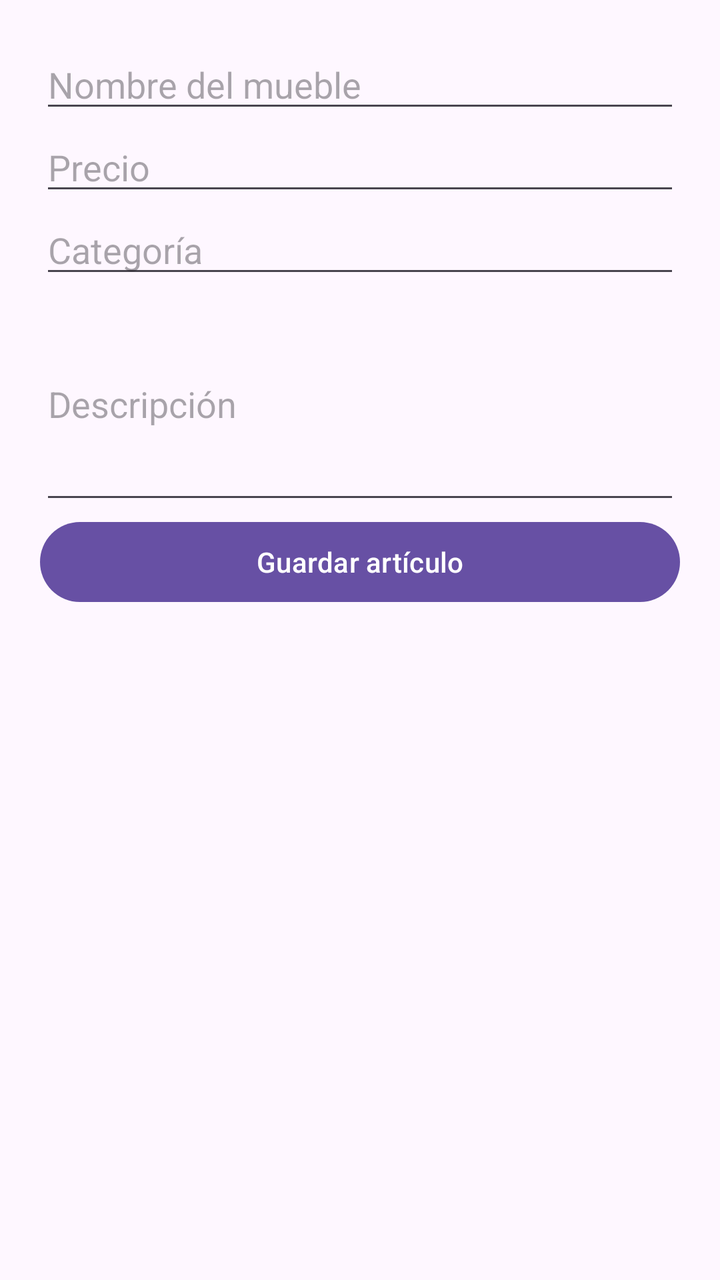
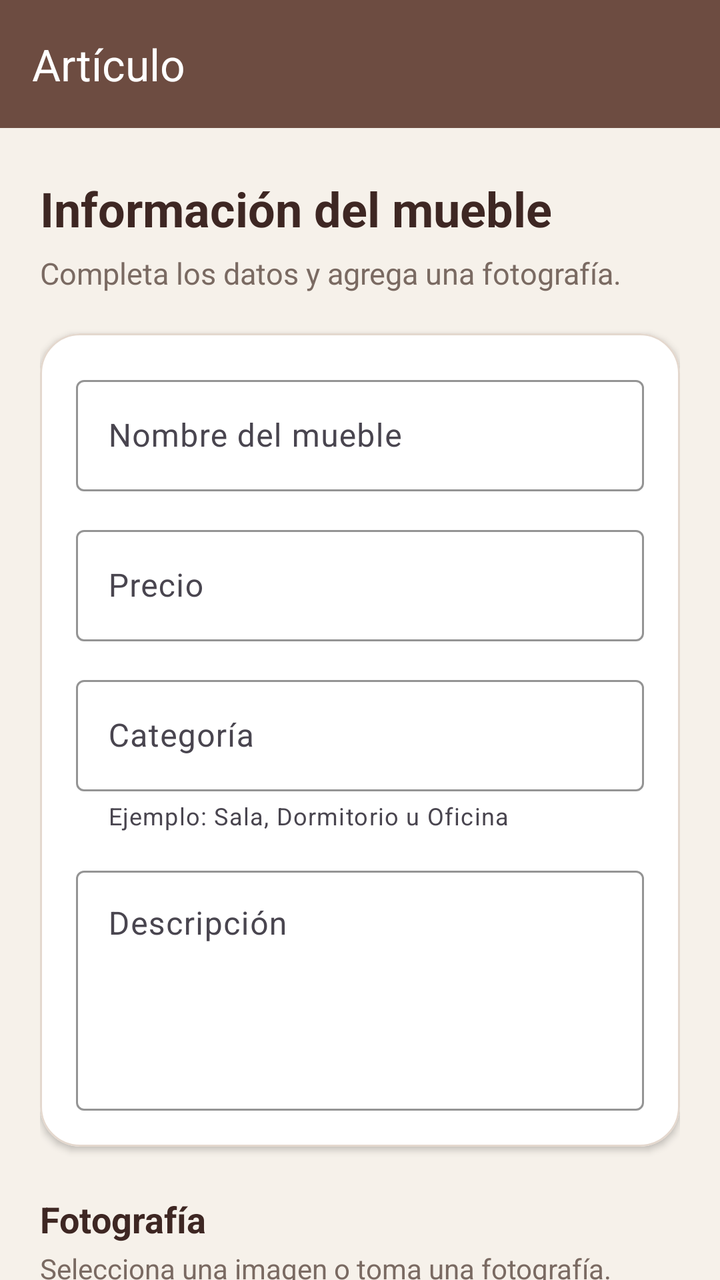

An Android layout rendered at two revisions. The XML below is the earlier revision; the diff shows what the commit changed to produce the second picture.
<!-- AndroidManifest.xml: application theme Theme.MuebleriaApp -->
<!-- res/layout/activity_agregar_articulo.xml -->
<?xml version="1.0" encoding="utf-8"?>
<LinearLayout xmlns:android="http://schemas.android.com/apk/res/android"
    android:id="@+id/main"
    android:layout_width="match_parent"
    android:layout_height="match_parent"
    android:orientation="vertical"
    android:padding="20dp">

    <EditText
        android:id="@+id/edtNombre"
        android:layout_width="match_parent"
        android:layout_height="wrap_content"
        android:hint="Nombre del mueble" />

    <EditText
        android:id="@+id/edtPrecio"
        android:layout_width="match_parent"
        android:layout_height="wrap_content"
        android:hint="Precio"
        android:inputType="numberDecimal" />

    <EditText
        android:id="@+id/edtCategoria"
        android:layout_width="match_parent"
        android:layout_height="wrap_content"
        android:hint="Categoría" />

    <EditText
        android:id="@+id/edtDescripcion"
        android:layout_width="match_parent"
        android:layout_height="113dp"
        android:hint="Descripción" />

    <Button
        android:id="@+id/btnGuardar"
        android:layout_width="match_parent"
        android:layout_height="wrap_content"
        android:text="Guardar artículo" />

</LinearLayout>
<!-- resources referenced by this layout -->
<resources>
  <style name="Theme.MuebleriaApp" parent="Base.Theme.MuebleriaApp" />
  <style name="Base.Theme.MuebleriaApp" parent="Theme.Material3.DayNight.NoActionBar">
          
          
      </style>
</resources>

<!-- the commit's change to res/layout/activity_agregar_articulo.xml (unified diff, before → after) -->
@@ -1,40 +1,246 @@
 <?xml version="1.0" encoding="utf-8"?>
-<LinearLayout xmlns:android="http://schemas.android.com/apk/res/android"
+<androidx.constraintlayout.widget.ConstraintLayout
+    xmlns:android="http://schemas.android.com/apk/res/android"
+    xmlns:app="http://schemas.android.com/apk/res-auto"
     android:id="@+id/main"
     android:layout_width="match_parent"
     android:layout_height="match_parent"
-    android:orientation="vertical"
-    android:padding="20dp">
-
-    <EditText
-        android:id="@+id/edtNombre"
-        android:layout_width="match_parent"
-        android:layout_height="wrap_content"
-        android:hint="Nombre del mueble" />
-
-    <EditText
-        android:id="@+id/edtPrecio"
-        android:layout_width="match_parent"
-        android:layout_height="wrap_content"
-        android:hint="Precio"
-        android:inputType="numberDecimal" />
-
-    <EditText
-        android:id="@+id/edtCategoria"
-        android:layout_width="match_parent"
-        android:layout_height="wrap_content"
-        android:hint="Categoría" />
-
-    <EditText
-        android:id="@+id/edtDescripcion"
-        android:layout_width="match_parent"
-        android:layout_height="113dp"
-        android:hint="Descripción" />
-
-    <Button
-        android:id="@+id/btnGuardar"
-        android:layout_width="match_parent"
-        android:layout_height="wrap_content"
-        android:text="Guardar artículo" />
-
-</LinearLayout>
+    android:background="#F6F1EA">
+
+    <com.google.android.material.appbar.MaterialToolbar
+        android:id="@+id/toolbarAgregar"
+        android:layout_width="0dp"
+        android:layout_height="?attr/actionBarSize"
+        android:background="#6D4C41"
+        app:layout_constraintEnd_toEndOf="parent"
+        app:layout_constraintStart_toStartOf="parent"
+        app:layout_constraintTop_toTopOf="parent"
+        app:title="Artículo"
+        app:titleTextColor="#FFFFFF" />
+
+    <androidx.core.widget.NestedScrollView
+        android:layout_width="0dp"
+        android:layout_height="0dp"
+        android:clipToPadding="false"
+        android:fillViewport="true"
+        app:layout_constraintBottom_toBottomOf="parent"
+        app:layout_constraintEnd_toEndOf="parent"
+        app:layout_constraintStart_toStartOf="parent"
+        app:layout_constraintTop_toBottomOf="@id/toolbarAgregar">
+
+        <LinearLayout
+            android:layout_width="match_parent"
+            android:layout_height="wrap_content"
+            android:orientation="vertical"
+            android:paddingStart="20dp"
+            android:paddingTop="24dp"
+            android:paddingEnd="20dp"
+            android:paddingBottom="32dp">
+
+            <TextView
+                android:layout_width="wrap_content"
+                android:layout_height="wrap_content"
+                android:text="Información del mueble"
+                android:textColor="#3E2723"
+                android:textSize="24sp"
+                android:textStyle="bold" />
+
+            <TextView
+                android:layout_width="match_parent"
+                android:layout_height="wrap_content"
+                android:layout_marginTop="6dp"
+                android:text="Completa los datos y agrega una fotografía."
+                android:textColor="#7A6A62"
+                android:textSize="15sp" />
+
+            <com.google.android.material.card.MaterialCardView
+                android:layout_width="match_parent"
+                android:layout_height="wrap_content"
+                android:layout_marginTop="20dp"
+                app:cardBackgroundColor="#FFFFFF"
+                app:cardCornerRadius="20dp"
+                app:cardElevation="2dp"
+                app:strokeColor="#E4D8CE"
+                app:strokeWidth="1dp">
+
+                <LinearLayout
+                    android:layout_width="match_parent"
+                    android:layout_height="wrap_content"
+                    android:orientation="vertical"
+                    android:padding="18dp">
+
+                    <com.google.android.material.textfield.TextInputLayout
+                        style="@style/Widget.Material3.TextInputLayout.OutlinedBox"
+                        android:layout_width="match_parent"
+                        android:layout_height="wrap_content"
+                        android:hint="Nombre del mueble"
+                        app:boxStrokeColor="#6D4C41">
+
+                        <com.google.android.material.textfield.TextInputEditText
+                            android:id="@+id/edtNombre"
+                            android:layout_width="match_parent"
+                            android:layout_height="wrap_content"
+                            android:inputType="textCapSentences"
+                            android:maxLines="1" />
+
+                    </com.google.android.material.textfield.TextInputLayout>
+
+                    <com.google.android.material.textfield.TextInputLayout
+                        style="@style/Widget.Material3.TextInputLayout.OutlinedBox"
+                        android:layout_width="match_parent"
+                        android:layout_height="wrap_content"
+                        android:layout_marginTop="14dp"
+                        android:hint="Precio"
+                        app:boxStrokeColor="#6D4C41"
+                        app:prefixText="Q  ">
+
+                        <com.google.android.material.textfield.TextInputEditText
+                            android:id="@+id/edtPrecio"
+                            android:layout_width="match_parent"
+                            android:layout_height="wrap_content"
+                            android:inputType="numberDecimal"
+                            android:maxLines="1" />
+
+                    </com.google.android.material.textfield.TextInputLayout>
+
+                    <com.google.android.material.textfield.TextInputLayout
+                        style="@style/Widget.Material3.TextInputLayout.OutlinedBox"
+                        android:layout_width="match_parent"
+                        android:layout_height="wrap_content"
+                        android:layout_marginTop="14dp"
+                        android:hint="Categoría"
+                        app:boxStrokeColor="#6D4C41"
+                        app:helperText="Ejemplo: Sala, Dormitorio u Oficina">
+
+                        <com.google.android.material.textfield.TextInputEditText
+                            android:id="@+id/edtCategoria"
+                            android:layout_width="match_parent"
+                            android:layout_height="wrap_content"
+                            android:inputType="textCapWords"
+                            android:maxLines="1" />
+
+                    </com.google.android.material.textfield.TextInputLayout>
+
+                    <com.google.android.material.textfield.TextInputLayout
+                        style="@style/Widget.Material3.TextInputLayout.OutlinedBox"
+                        android:layout_width="match_parent"
+                        android:layout_height="wrap_content"
+                        android:layout_marginTop="14dp"
+                        android:hint="Descripción"
+                        app:boxStrokeColor="#6D4C41">
+
+                        <com.google.android.material.textfield.TextInputEditText
+                            android:id="@+id/edtDescripcion"
+                            android:layout_width="match_parent"
+                            android:layout_height="wrap_content"
+                            android:gravity="top|start"
+                            android:inputType="textCapSentences|textMultiLine"
+                            android:minHeight="120dp"
+                            android:minLines="4" />
+
+                    </com.google.android.material.textfield.TextInputLayout>
+
+                </LinearLayout>
+
+            </com.google.android.material.card.MaterialCardView>
+
+            <TextView
+                android:layout_width="wrap_content"
+                android:layout_height="wrap_content"
+                android:layout_marginTop="24dp"
+                android:text="Fotografía"
+                android:textColor="#3E2723"
+                android:textSize="18sp"
+                android:textStyle="bold" />
+
+            <TextView
+                android:layout_width="wrap_content"
+                android:layout_height="wrap_content"
+                android:layout_marginTop="3dp"
+                android:text="Selecciona una imagen o toma una fotografía."
+                android:textColor="#7A6A62"
+                android:textSize="14sp" />
+
+            <com.google.android.material.card.MaterialCardView
+                android:layout_width="match_parent"
+                android:layout_height="220dp"
+                android:layout_marginTop="12dp"
+                app:cardBackgroundColor="#E9D8C7"
+                app:cardCornerRadius="20dp"
+                app:cardElevation="0dp"
+                app:strokeColor="#D3B99F"
+                app:strokeWidth="1dp">
+
+                <ImageView
+                    android:id="@+id/imgArticulo"
+                    android:layout_width="match_parent"
+                    android:layout_height="match_parent"
+                    android:contentDescription="Fotografía del artículo"
+                    android:padding="58dp"
+                    android:scaleType="centerInside"
+                    android:src="@drawable/ic_sofa" />
+
+            </com.google.android.material.card.MaterialCardView>
+
+            <LinearLayout
+                android:layout_width="match_parent"
+                android:layout_height="wrap_content"
+                android:layout_marginTop="12dp"
+                android:orientation="horizontal">
+
+                <com.google.android.material.button.MaterialButton
+                    android:id="@+id/btnSeleccionarFoto"
+                    style="@style/Widget.Material3.Button.OutlinedButton"
+                    android:layout_width="0dp"
+                    android:layout_height="wrap_content"
+                    android:layout_marginEnd="6dp"
+                    android:layout_weight="1"
+                    android:minHeight="52dp"
+                    android:text="Galería"
+                    android:textAllCaps="false"
+                    android:textColor="#6D4C41"
+                    app:cornerRadius="14dp"
+                    app:icon="@android:drawable/ic_menu_gallery"
+                    app:iconTint="#6D4C41"
+                    app:strokeColor="#6D4C41" />
+
+                <com.google.android.material.button.MaterialButton
+                    android:id="@+id/btnTomarFoto"
+                    style="@style/Widget.Material3.Button.OutlinedButton"
+                    android:layout_width="0dp"
+                    android:layout_height="wrap_content"
+                    android:layout_marginStart="6dp"
+                    android:layout_weight="1"
+                    android:minHeight="52dp"
+                    android:text="Cámara"
+                    android:textAllCaps="false"
+                    android:textColor="#6D4C41"
+                    app:cornerRadius="14dp"
+                    app:icon="@android:drawable/ic_menu_camera"
+                    app:iconTint="#6D4C41"
+                    app:strokeColor="#6D4C41" />
+
+            </LinearLayout>
+
+            <com.google.android.material.button.MaterialButton
+                android:id="@+id/btnGuardar"
+                android:layout_width="match_parent"
+                android:layout_height="wrap_content"
+                android:layout_marginTop="24dp"
+                android:minHeight="58dp"
+                android:text="Guardar artículo"
+                android:textAllCaps="false"
+                android:textSize="16sp"
+                android:textStyle="bold"
+                app:backgroundTint="#6D4C41"
+                app:cornerRadius="16dp"
+                app:icon="@android:drawable/ic_menu_save"
+                app:iconGravity="textStart"
+                app:iconPadding="10dp"
+                app:iconTint="#FFFFFF" />
+
+        </LinearLayout>
+
+    </androidx.core.widget.NestedScrollView>
+
+</androidx.constraintlayout.widget.ConstraintLayout>
<!-- resource entries referenced after the edit -->
@@ -1,5 +1,49 @@
 <!-- resources referenced by this layout -->
 <resources>
+  <!-- drawable ic_sofa (drawable) -->
+  <?xml version="1.0" encoding="utf-8"?>
+  <vector xmlns:android="http://schemas.android.com/apk/res/android"
+      android:width="64dp"
+      android:height="64dp"
+      android:viewportWidth="64"
+      android:viewportHeight="64">
+  
+      
+      <path
+          android:fillColor="#00000000"
+          android:pathData="M14,30 L14,22 C14,17.6 17.6,14 22,14 L42,14 C46.4,14 50,17.6 50,22 L50,30"
+          android:strokeColor="#6D4C41"
+          android:strokeLineCap="round"
+          android:strokeLineJoin="round"
+          android:strokeWidth="4" />
+  
+      
+      <path
+          android:fillColor="#00000000"
+          android:pathData="M14,31 L18,31 C20.2,31 22,32.8 22,35 L22,38 L42,38 L42,35 C42,32.8 43.8,31 46,31 L50,31"
+          android:strokeColor="#6D4C41"
+          android:strokeLineCap="round"
+          android:strokeLineJoin="round"
+          android:strokeWidth="4" />
+  
+      
+      <path
+          android:fillColor="#00000000"
+          android:pathData="M14,28 C10.7,28 8,30.7 8,34 L8,43 C8,45.2 9.8,47 12,47 L52,47 C54.2,47 56,45.2 56,43 L56,34 C56,30.7 53.3,28 50,28"
+          android:strokeColor="#6D4C41"
+          android:strokeLineCap="round"
+          android:strokeLineJoin="round"
+          android:strokeWidth="4" />
+  
+      
+      <path
+          android:fillColor="#00000000"
+          android:pathData="M16,47 L14,52 M48,47 L50,52"
+          android:strokeColor="#6D4C41"
+          android:strokeLineCap="round"
+          android:strokeWidth="4" />
+  
+  </vector>
   <style name="Theme.MuebleriaApp" parent="Base.Theme.MuebleriaApp" />
   <style name="Base.Theme.MuebleriaApp" parent="Theme.Material3.DayNight.NoActionBar">
           
